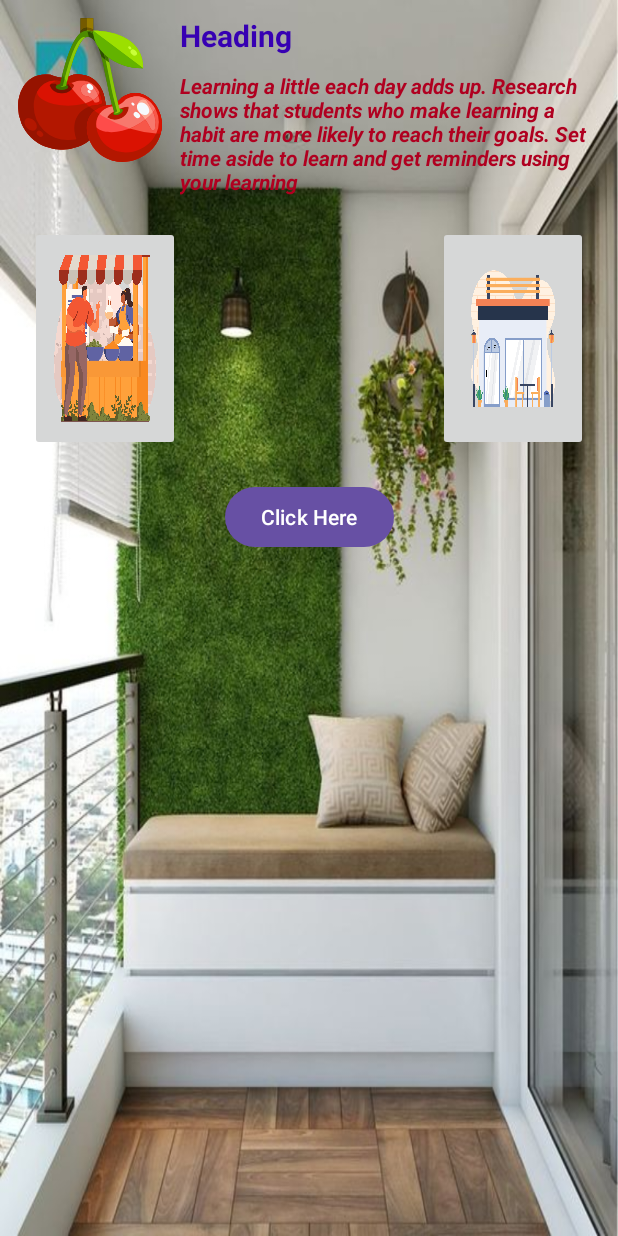
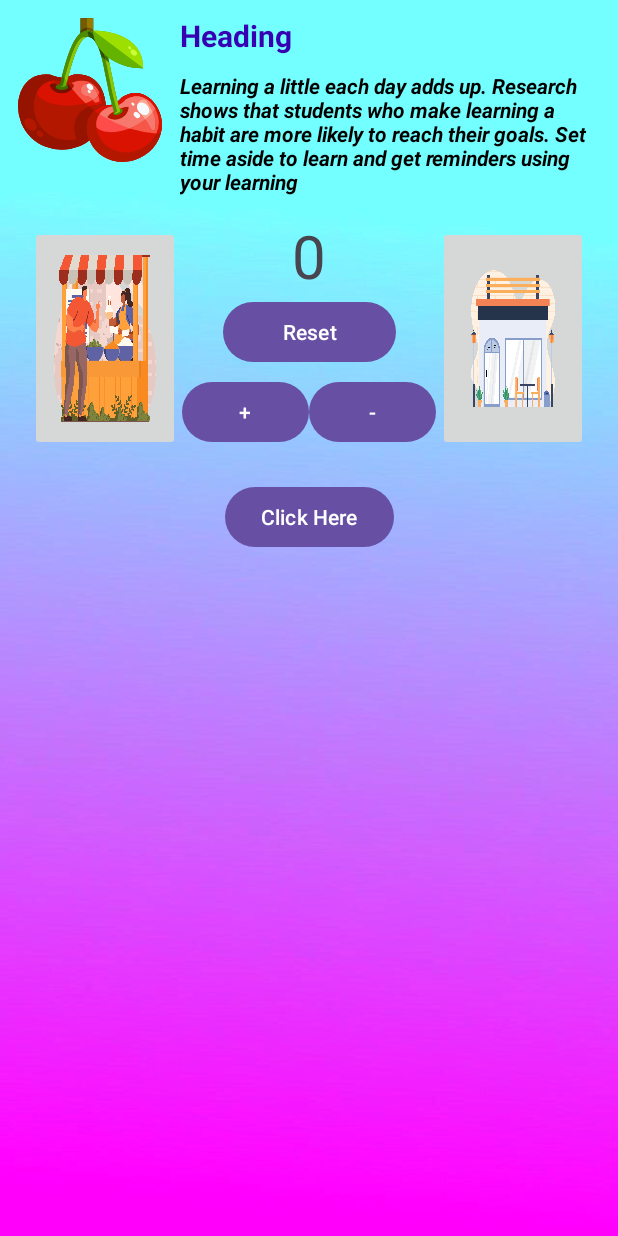
Before and after one commit to jmohanr/Android-Practice, an Android app: the screen it shows after launch (MainActivity), on a phone screen of 412 x 824 dp. Run offline under Robolectric (Android 15) with nearby library versions, the phone set to English and light mode, and no system bars.

Commit message:
button events

```diff
--- a/Day4/app/src/main/java/com/example/viewsapps/MainActivity.kt
+++ b/Day4/app/src/main/java/com/example/viewsapps/MainActivity.kt
@@ -1,25 +1,90 @@
 package com.example.viewsapps
 
+import android.annotation.SuppressLint
+import android.graphics.Color
+import android.os.Build
 import androidx.appcompat.app.AppCompatActivity
 import android.os.Bundle
-import android.util.TypedValue
-import android.view.View
+import android.widget.Button
+import android.widget.ImageView
 import android.widget.TextView
-import androidx.appcompat.app.AlertDialog
-import androidx.core.content.ContextCompat
+import android.widget.Toast
+import androidx.annotation.RequiresApi
 
 class MainActivity : AppCompatActivity() {
+    @SuppressLint("ResourceType")
+    @RequiresApi(Build.VERSION_CODES.O)
+    var counterValue: Int = 0
+
+    @SuppressLint("MissingInflatedId")
     override fun onCreate(savedInstanceState: Bundle?) {
         super.onCreate(savedInstanceState)
         setContentView(R.layout.activity_main)
 
-        val text: TextView = findViewById(R.id.Heading)
-        /*
-text.setText("Hello Welcome to Andriod")
-text.setTextColor(ContextCompat.getColor(this,R.color.black))
-text.setTextSize(TypedValue.COMPLEX_UNIT_SP,50F)
-text.textAlignment = View.TEXT_ALIGNMENT_CENTER
-*/
+        val textView: TextView = findViewById(R.id.Heading)
+        var subHeading: TextView = findViewById(R.id.SubHeading)
+        val btn = findViewById<Button>(R.id.click) as Button
 
+
+        var profieImg: ImageView = findViewById(R.id.profile)
+        var btn_bg: Int = 1
+
+        val increase = findViewById<Button>(R.id.increase) as Button
+        val decrease = findViewById<Button>(R.id.decrease) as Button
+        val reset = findViewById<Button>(R.id.reset) as Button
+
+        var counterText: TextView = findViewById(R.id.counterText)
+
+        reset.setOnClickListener {
+            counterText.text = resetValue()
+        }
+
+        decrease.setOnClickListener {
+            if (counterValue > 0) {
+                counterText.text = decrementConter()
+            }
+        }
+        increase.setOnClickListener {
+            if (counterValue >= 0) {
+                counterText.text = increateConter()
+            }
+        }
+
+        btn.setOnClickListener {
+            var text: String = textView.text.toString()
+            if (btn_bg == 1) {
+                btn.setBackgroundColor(Color.BLUE)
+                textView.setTextColor(Color.parseColor("#a83232"))
+                subHeading.setTextColor(Color.RED)
+                btn.setTextColor(Color.WHITE)
+                profieImg.setImageResource(R.drawable.bg2)
+                btn_bg += 1
+            } else {
+                btn.setBackgroundColor(Color.BLACK)
+                textView.setTextColor(Color.parseColor("#57a832"))
+                subHeading.setTextColor(Color.BLACK)
+                btn.setTextColor(Color.RED)
+                profieImg.setImageResource(R.drawable.cherry_1380021)
+                btn_bg -= 1
+            }
+            Toast.makeText(this, text, Toast.LENGTH_LONG).show()
+
+
+        }
+    }
+
+    fun increateConter(): String {
+        counterValue += 1
+        return " $counterValue"
+    }
+
+    fun decrementConter(): String {
+        counterValue -= 1
+        return "$counterValue"
+    }
+
+    fun resetValue(): String {
+        counterValue = 0
+        return "$counterValue"
     }
 }
--- a/Day4/app/src/main/res/layout/activity_main.xml
+++ b/Day4/app/src/main/res/layout/activity_main.xml
@@ -4,7 +4,7 @@
     xmlns:tools="http://schemas.android.com/tools"
     android:layout_width="match_parent"
     android:layout_height="match_parent"
-    android:background="@drawable/bg2"
+    android:background="@drawable/wallpaper1"
     android:foregroundTint="@color/white"
     tools:context=".MainActivity">
 
@@ -27,7 +27,7 @@
         android:layout_marginTop="10dp"
         android:layout_marginEnd="10dp"
         android:text="Learning a little each day adds up. Research shows that students who make learning a habit are more likely to reach their goals. Set time aside to learn and get reminders using your learning "
-        android:textColor="@color/design_default_color_error"
+        android:textColor="@color/black"
         android:textStyle="bold|italic"
         app:layout_constraintEnd_toEndOf="parent"
         app:layout_constraintHorizontal_bias="0.0"
@@ -42,9 +42,9 @@
         android:layout_marginTop="10dp"
         android:layout_marginEnd="10dp"
         android:text="Heading"
+        android:textColor="@color/design_default_color_primary_dark"
         android:textSize="20sp"
         android:textStyle="bold"
-        android:textColor="@color/design_default_color_primary_dark"
         app:layout_constraintEnd_toEndOf="parent"
         app:layout_constraintStart_toEndOf="@+id/profile"
         app:layout_constraintTop_toTopOf="parent" />
@@ -81,4 +81,63 @@
         app:layout_constraintTop_toBottomOf="@+id/SubHeading"
         app:srcCompat="@drawable/img3" />
 
+    <LinearLayout
+        android:id="@+id/view"
+        android:layout_width="0dp"
+        android:layout_height="50sp"
+        android:layout_marginStart="1dp"
+        android:layout_marginEnd="1dp"
+        android:layout_marginBottom="20dp"
+        app:layout_constraintBottom_toTopOf="@+id/click"
+        app:layout_constraintEnd_toStartOf="@+id/img2"
+        app:layout_constraintStart_toEndOf="@+id/img1">
+
+
+        <Button
+            android:id="@+id/increase"
+            android:layout_width="match_parent"
+            android:layout_height="wrap_content"
+            android:layout_weight="1"
+            android:text="+" />
+
+        <Button
+            android:id="@+id/decrease"
+            android:layout_width="match_parent"
+            android:layout_height="wrap_content"
+            android:layout_weight="1"
+            android:text="-"
+            app:layout_constraintEnd_toEndOf="parent"
+            app:layout_constraintStart_toStartOf="parent" />
+    </LinearLayout>
+
+    <LinearLayout
+        android:layout_width="135dp"
+        android:layout_height="0dp"
+        android:layout_marginStart="10dp"
+        android:layout_marginEnd="10dp"
+        android:layout_marginBottom="5dp"
+        android:orientation="vertical"
+        app:layout_constraintBottom_toTopOf="@+id/view"
+        app:layout_constraintEnd_toStartOf="@+id/img2"
+        app:layout_constraintStart_toEndOf="@+id/img1">
+
+        <TextView
+            android:id="@+id/counterText"
+            android:layout_width="match_parent"
+            android:layout_height="wrap_content"
+            android:text="0"
+            android:textAlignment="center"
+            android:textSize="40dp" />
+
+        <Button
+            android:id="@+id/reset"
+            android:layout_width="match_parent"
+            android:layout_height="match_parent"
+            android:baselineAligned="false"
+            android:text="Reset"
+            android:layout_marginStart="10dp"
+            android:layout_marginEnd="10dp" />
+    </LinearLayout>
+
+
 </androidx.constraintlayout.widget.ConstraintLayout>
```
Also changed, not shown: Day4/app/src/main/res/drawable/wallpaper1.jpg (added), Day4/app/src/main/res/drawable/wallpaper2.jpg (added), 2 other files.
